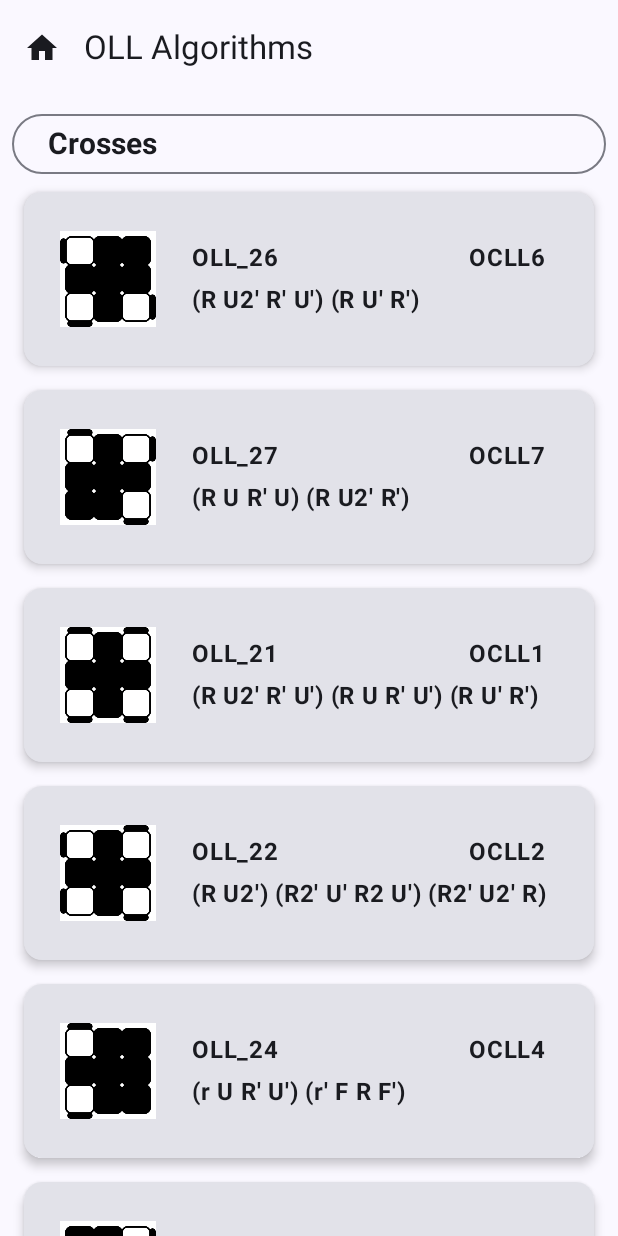
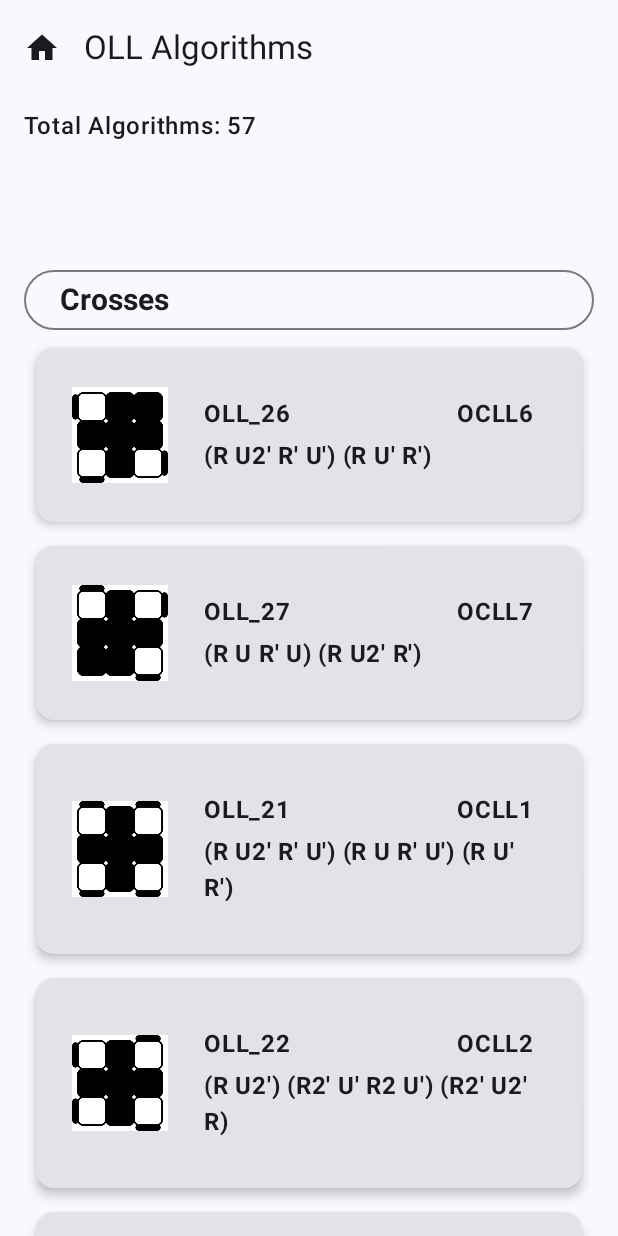
Before and after one commit to caleb-james-smith/Cubical, an Android app built with Jetpack Compose: the CreateOLLScreen screen opened through its navigation route, after a tap on "Crosses", on a phone screen of 412 x 824 dp. Run offline under Robolectric (Android 15) with nearby library versions, the phone set to English and light mode, and no system bars.

Commit message:
Add total number of OLL algorithms to top of screen. Spacing needs to be adjusted.

```diff
--- a/app/src/main/java/com/example/cubical/algorithm/CreateOLLScreen.kt
+++ b/app/src/main/java/com/example/cubical/algorithm/CreateOLLScreen.kt
@@ -1,13 +1,17 @@
 package com.example.cubical.algorithm
 
 import android.content.Context
-import androidx.compose.foundation.layout.padding
+import androidx.compose.foundation.layout.*
 import androidx.compose.foundation.lazy.LazyColumn
 import androidx.compose.material3.*
 import androidx.compose.material.icons.Icons
 import androidx.compose.material.icons.filled.Home
 import androidx.compose.runtime.Composable
+import androidx.compose.ui.text.font.*
+import androidx.compose.ui.text.style.*
 import androidx.compose.ui.Modifier
+import androidx.compose.ui.unit.dp
+import androidx.compose.ui.unit.sp
 import androidx.navigation.NavController
 import com.example.cubical.loadAlgorithmsFromJson
 import com.example.cubical.R
@@ -33,12 +37,29 @@ fun CreateOLLScreen(context: Context, navController: NavController) {
             )
         }
     ) { paddingValues ->
-        LazyColumn(
-            modifier = Modifier.padding(paddingValues)
+        Column(
+            modifier = Modifier
+                .fillMaxSize()
+                .padding(horizontal = 8.dp)
+                .padding(top = paddingValues.calculateTopPadding())
         ) {
-            groupedAlgorithms.forEach { (groupName, algorithms) ->
-                item {
-                    AlgorithmGroup(groupName = groupName, algorithms = algorithms)
+            Text(
+                text = "Total Algorithms: ${algorithms.size}",
+                modifier = Modifier
+                    .fillMaxWidth()
+                    .padding(8.dp),
+                fontSize = 16.sp,
+                fontWeight = FontWeight.Medium,
+                textAlign = TextAlign.Left
+            )
+
+            LazyColumn(
+                modifier = Modifier.padding(paddingValues)
+            ) {
+                groupedAlgorithms.forEach { (groupName, algorithms) ->
+                    item {
+                        AlgorithmGroup(groupName = groupName, algorithms = algorithms)
+                    }
                 }
             }
         }
```
